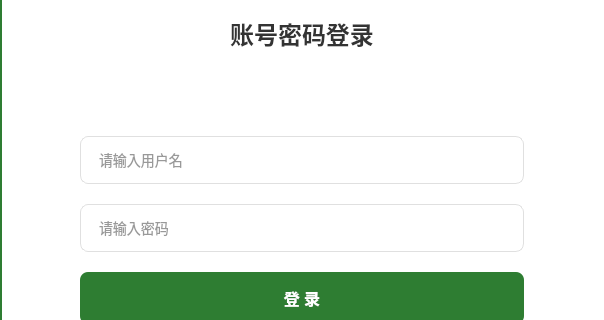
Qt form RK3568/ui/loginpage.ui (Ruanchenxi/RK3568-Qt-Workbench) before a commit; both pictures show x 498 to 1102 and y 135 to 455 of the 1280 by 608 pixel window.
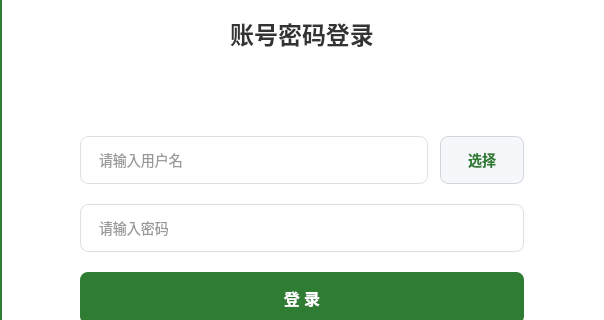
The same form after that commit. The open tabs and pages were chosen to show the change.

The edit to the form file:
```diff
--- a/RK3568/ui/loginpage.ui
+++ b/RK3568/ui/loginpage.ui
@@ -139,6 +139,24 @@
     border-color: #2E7D32;
 }
 
+#selectAccountBtn {
+    background-color: #F5F7FA;
+    color: #2E7D32;
+    font-size: 14px;
+    font-weight: bold;
+    border: 1px solid #D0D7DE;
+    border-radius: 8px;
+    padding: 12px 18px;
+}
+
+#selectAccountBtn:hover {
+    background-color: #E8F5E9;
+}
+
+#selectAccountBtn:disabled {
+    color: #9AA4AF;
+}
+
 #loginBtn {
     background-color: #2E7D32;
     color: #FFFFFF;
@@ -736,6 +754,11 @@
              
              <!-- 用户名 -->
              <item>
+              <layout class="QHBoxLayout" name="usernameRowLayout">
+               <property name="spacing">
+                <number>12</number>
+               </property>
+               <item>
               <widget class="QLineEdit" name="usernameEdit">
                <property name="placeholderText">
                 <string>请输入用户名</string>
@@ -747,6 +770,21 @@
                 </size>
                </property>
               </widget>
+               </item>
+               <item>
+                <widget class="QPushButton" name="selectAccountBtn">
+                 <property name="text">
+                  <string>选择</string>
+                 </property>
+                 <property name="minimumSize">
+                  <size>
+                   <width>84</width>
+                   <height>48</height>
+                  </size>
+                 </property>
+                </widget>
+               </item>
+              </layout>
              </item>
              
              <!-- 密码 -->
```
Lines whose indentation alone changed are shown as unchanged.
